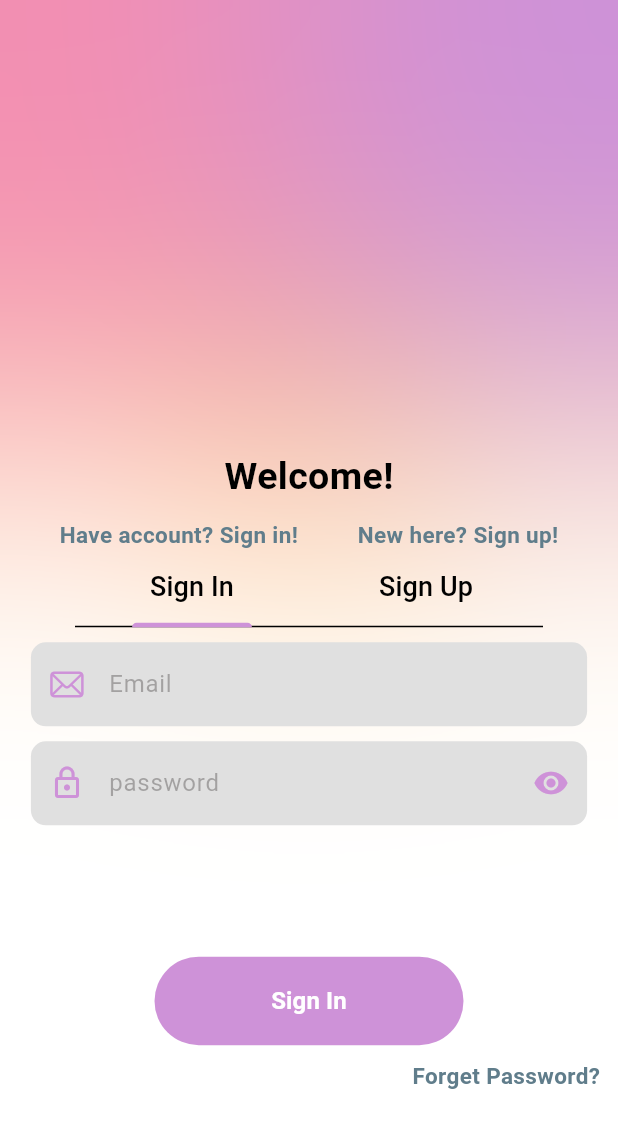
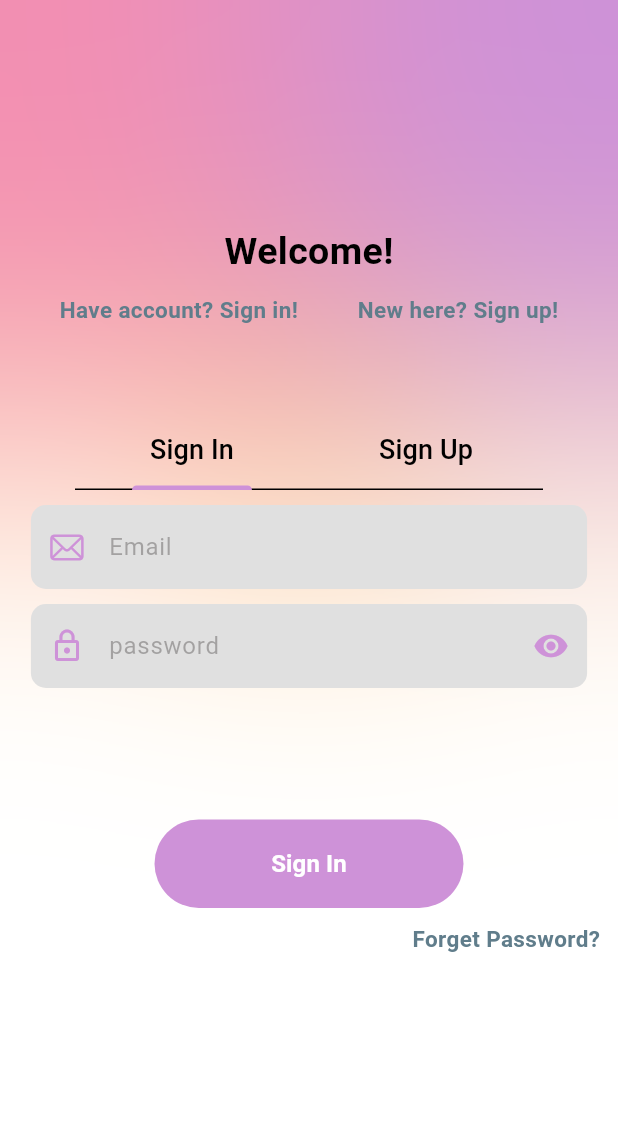
Before and after one commit to TitusKI/AuthPortal, a Flutter app: the screen it shows after launch, on a phone screen of 412 x 824 dp. Shown: the top 1128 px of the screen. Run offline on Flutter 3.47's test engine with Material 3 defaults, Android fonts, the phone set to English and light mode, and no system bars; our stand-ins replace bloc, cloud_firestore, equatable, firebase_auth, firebase_core, flutter_bloc; missing offline and left inert: regexpattern; accounts and stored records are empty.

Commit message:
Padding on WelcomeScreen

```diff
--- a/lib/screens/auth/welcome_screen.dart
+++ b/lib/screens/auth/welcome_screen.dart
@@ -77,7 +77,7 @@ class _WelcomeScreenState extends State<WelcomeScreen>
                   crossAxisAlignment: CrossAxisAlignment.stretch,
                   children: [
                     const SizedBox(
-                      height: 300,
+                      height: 150,
                     ),
                     Center(
                       child: Column(
@@ -124,7 +124,7 @@ class _WelcomeScreenState extends State<WelcomeScreen>
               Align(
                 alignment: Alignment.bottomCenter,
                 child: SizedBox(
-                  height: MediaQuery.of(context).size.height / 1.8,
+                  height: MediaQuery.of(context).size.height / 1.5,
                   child: Column(
                     children: [
                       Padding(
```
